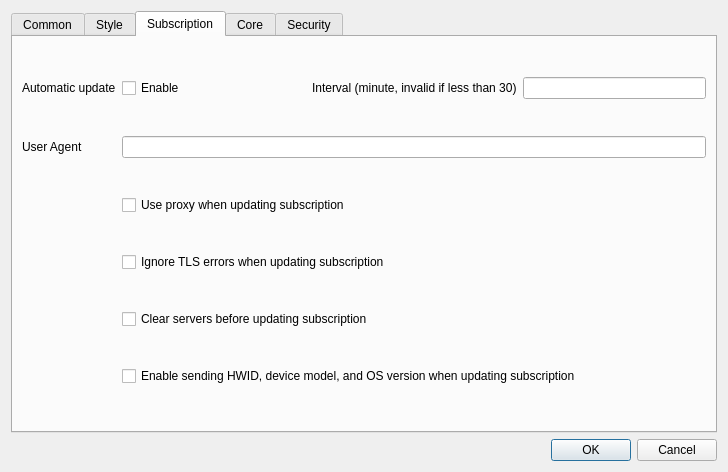
Old version of the form include/ui/setting/dialog_basic_settings.ui in the repository shengmo0210/Throne.
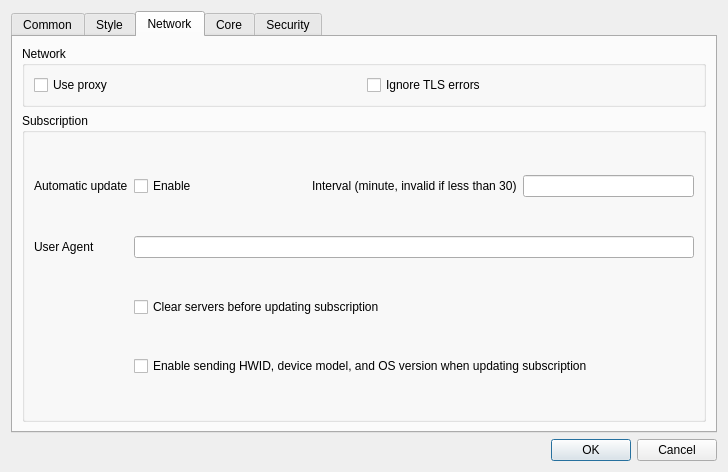
New version of the form. The open tabs and pages were chosen to show the change. Custom widgets are drawn as their Qt base class.

The edit to the form file:
```diff
--- a/include/ui/setting/dialog_basic_settings.ui
+++ b/include/ui/setting/dialog_basic_settings.ui
@@ -490,9 +490,50 @@
      </widget>
      <widget class="QWidget" name="tab_3">
       <attribute name="title">
-       <string>Subscription</string>
+       <string>Network</string>
       </attribute>
-      <layout class="QGridLayout" name="gridLayout_3">
+      <layout class="QVBoxLayout" name="verticalLayout_6">
+       <item>
+        <widget class="QGroupBox" name="groupBox_3">
+         <property name="sizePolicy">
+          <sizepolicy hsizetype="Preferred" vsizetype="Maximum">
+           <horstretch>0</horstretch>
+           <verstretch>0</verstretch>
+          </sizepolicy>
+         </property>
+         <property name="title">
+          <string>Network</string>
+         </property>
+         <layout class="QHBoxLayout" name="horizontalLayout_11">
+          <item>
+           <widget class="QCheckBox" name="net_use_proxy">
+            <property name="text">
+             <string>Use proxy</string>
+            </property>
+           </widget>
+          </item>
+          <item>
+           <widget class="QCheckBox" name="net_insecure">
+            <property name="text">
+             <string>Ignore TLS errors</string>
+            </property>
+           </widget>
+          </item>
+         </layout>
+        </widget>
+       </item>
+       <item>
+        <widget class="QGroupBox" name="groupBox_4">
+         <property name="sizePolicy">
+          <sizepolicy hsizetype="Preferred" vsizetype="Preferred">
+           <horstretch>0</horstretch>
+           <verstretch>0</verstretch>
+          </sizepolicy>
+         </property>
+         <property name="title">
+          <string>Subscription</string>
+         </property>
+         <layout class="QGridLayout" name="gridLayout_10">
        <item row="0" column="1">
         <layout class="QHBoxLayout" name="horizontalLayout_5">
          <item>
@@ -531,27 +572,13 @@
         <widget class="MyLineEdit" name="user_agent"/>
        </item>
        <item row="2" column="1">
-        <widget class="QCheckBox" name="sub_use_proxy">
-         <property name="text">
-          <string>Use proxy when updating subscription</string>
-         </property>
-        </widget>
-       </item>
-       <item row="3" column="1">
-        <widget class="QCheckBox" name="sub_insecure">
-         <property name="text">
-          <string>Ignore TLS errors when updating subscription</string>
-         </property>
-        </widget>
-       </item>
-       <item row="4" column="1">
         <widget class="QCheckBox" name="sub_clear">
          <property name="text">
           <string>Clear servers before updating subscription</string>
          </property>
         </widget>
        </item>
-       <item row="5" column="1">
+         <item row="3" column="1">
         <widget class="QCheckBox" name="sub_send_hwid">
          <property name="toolTip">
           <string>&lt;html&gt;&lt;head/&gt;&lt;body&gt;&lt;p&gt;HWID=%1&lt;/p&gt;&lt;p&gt;OS=%2&lt;/p&gt;&lt;p&gt;OS Version=%3&lt;/p&gt;&lt;p&gt;Model=%4&lt;/p&gt;&lt;/body&gt;&lt;/html&gt;</string>
@@ -579,6 +606,9 @@
          <property name="text">
           <string>User Agent</string>
          </property>
+          </widget>
+         </item>
+         </layout>
         </widget>
        </item>
       </layout>
```
Lines whose indentation alone changed are shown as unchanged.
